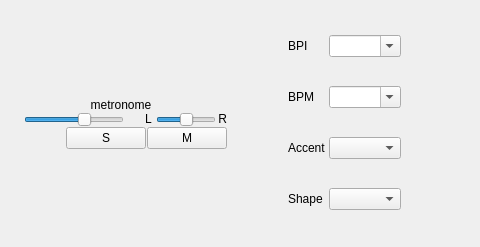
elieserdejesus/JamTaba, file src/Common/gui/NinjamPanel.ui: the form before one commit; both pictures show x 0 to 480 and y 0 to 247 of the 841 by 247 pixel window.
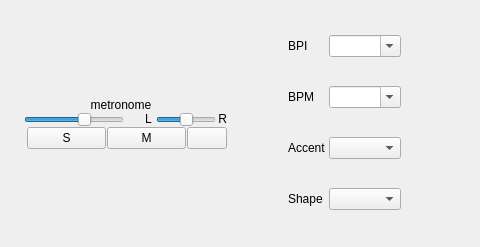
The form after the commit. Icons and pictures are not drawn. Custom widgets are drawn as their Qt base class.

```diff
--- a/src/Common/gui/NinjamPanel.ui
+++ b/src/Common/gui/NinjamPanel.ui
@@ -267,6 +267,19 @@
             </property>
            </widget>
           </item>
+          <item>
+           <widget class="QPushButton" name="preferencesButton">
+            <property name="sizePolicy">
+             <sizepolicy hsizetype="Maximum" vsizetype="Maximum">
+              <horstretch>0</horstretch>
+              <verstretch>0</verstretch>
+             </sizepolicy>
+            </property>
+            <property name="text">
+             <string/>
+            </property>
+           </widget>
+          </item>
          </layout>
         </item>
        </layout>
```
